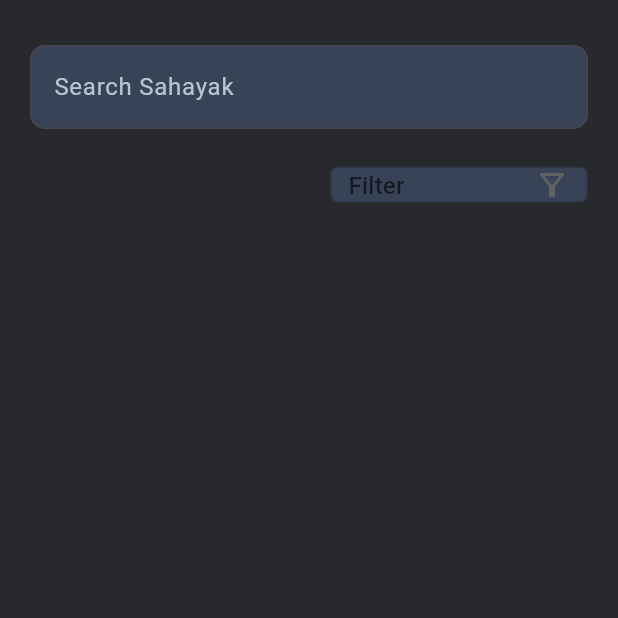
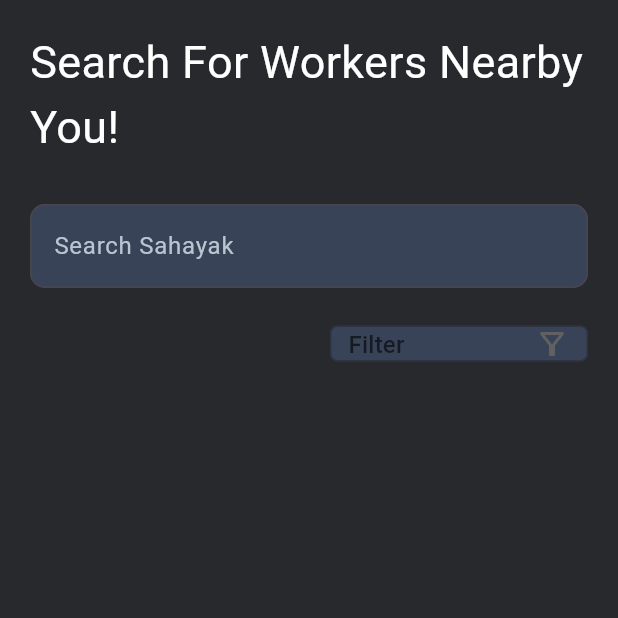
Before and after one commit to YashIngole/Team-LKC-Ninjas, a Flutter app: the screen it shows after launch, after a tap on "View all", on a phone screen of 412 x 824 dp, the top half of it. Run offline on Flutter 3.47's test engine with Material 2 defaults, Android fonts, the phone set to English and light mode, and no system bars; our stand-ins replace cached_network_image, carousel_slider, cloud_firestore, firebase_auth, firebase_core, firebase_storage and 9 more; accounts and stored records are empty.

Commit message:
revamped user ui

```diff
--- a/lib/user/Landingpage.dart
+++ b/lib/user/Landingpage.dart
@@ -65,8 +65,10 @@ class _LandingPageState extends State<LandingPage> {
                 child: Stack(
                   children: [
                     Row(
-                      mainAxisAlignment: MainAxisAlignment.start,
+                      mainAxisAlignment: MainAxisAlignment.center,
                       children: [
+                        Spacer(),
+                        Padding(padding: EdgeInsets.symmetric(horizontal: 20)),
                         Column(
                           children: [
                             Padding(
@@ -80,9 +82,9 @@ class _LandingPageState extends State<LandingPage> {
                             Padding(
                               padding: const EdgeInsets.only(left: 20),
                               child: Text(
-                                userName,
+                                userName.toUpperCase(),
                                 style: GoogleFonts.roboto(
-                                  fontSize: 35,
+                                  fontSize: 30,
                                   color:
                                       const Color.fromARGB(255, 200, 201, 202),
                                   fontWeight: FontWeight.w900,
@@ -122,7 +124,7 @@ class _LandingPageState extends State<LandingPage> {
                     )),
                 child: Center(
                   child: Padding(
-                    padding: const EdgeInsets.all(8.0),
+                    padding: const EdgeInsets.all(20),
                     child: Image.asset("assets/sahayak.png"),
                   ),
                 ),
--- a/lib/user/SearchWorkers.dart
+++ b/lib/user/SearchWorkers.dart
@@ -1,5 +1,4 @@
 import 'dart:core';
-
 
 import 'package:flutter/material.dart';
 import 'package:cloud_firestore/cloud_firestore.dart';
@@ -55,6 +54,13 @@ class _SearchWorkersState extends State<SearchWorkers> {
       body: SafeArea(
         child: Column(
           children: [
+            Padding(
+              padding: const EdgeInsets.only(left: 20, top: 20),
+              child: Text(
+                "Search For Workers Nearby You!",
+                style: TextStyle(color: Colors.white, fontSize: 30),
+              ),
+            ),
             Padding(
               padding: const EdgeInsets.only(
                   top: 30, bottom: 20, left: 20, right: 20),
```
